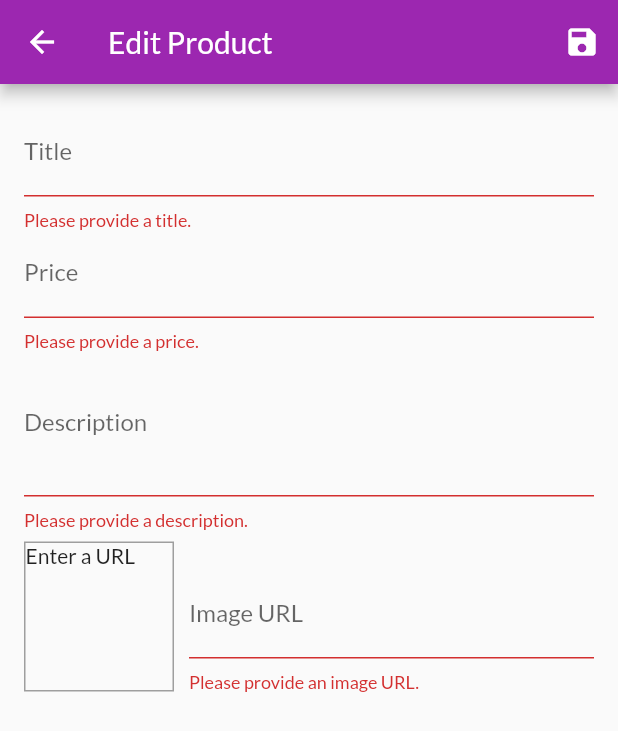
After one commit to tomcurran/cpd-flutter-complete-guide, a Flutter app: the EditProductScreen screen opened by its route, after a tap on the "save" icon, on a phone screen of 412 x 824 dp. The commit adds this screen. Shown: the top 731 px of the screen. Run offline on Flutter 3.47's test engine with Material 2 defaults, Android fonts, the phone set to English and light mode, and no system bars; network calls fail.

Commit message:
section 9

```diff
--- a/shop_app/lib/main.dart
+++ b/shop_app/lib/main.dart
@@ -3,10 +3,12 @@ import 'package:provider/provider.dart';
 import 'package:shop_app/providers/cart.dart';
 import 'package:shop_app/providers/orders.dart';
 import 'package:shop_app/screens/cart_screen.dart';
+import 'package:shop_app/screens/edit_product_screen.dart';
 import 'package:shop_app/screens/orders_screen.dart';
 import 'package:shop_app/screens/product_detail_screen.dart';
 import 'package:shop_app/screens/products_overview_screen.dart';
 import 'package:shop_app/providers/products.dart';
+import 'package:shop_app/screens/user_products_screen.dart';
 
 void main() => runApp(MyApp());
 
@@ -37,6 +39,8 @@ class MyApp extends StatelessWidget {
           ProductDetailScreen.routeName: (ctx) => ProductDetailScreen(),
           CartScreen.routeName: (ctx) => CartScreen(),
           OrdersScreen.routeName: (ctx) => OrdersScreen(),
+          UserProductsScreen.routeName: (ctx) => UserProductsScreen(),
+          EditProductScreen.routeName: (ctx) => EditProductScreen(),
         },
       ),
     );
--- a/shop_app/lib/providers/products.dart
+++ b/shop_app/lib/providers/products.dart
@@ -49,7 +49,26 @@ class Products with ChangeNotifier {
     return _items.firstWhere((product) => product.id == id);
   }
 
-  void addProduct() {
+  void addProduct(Product product) {
+    final newProduct = Product(
+      title: product.title,
+      description: product.description,
+      price: product.price,
+      imageUrl: product.imageUrl,
+      id: DateTime.now().toString(),
+    );
+    _items.add(newProduct);
+    notifyListeners();
+  }
+
+  void updateProduct(Product product) {
+    final prodIndex = _items.indexWhere((prod) => prod.id == product.id);
+    _items[prodIndex] = product;
+    notifyListeners();
+  }
+
+  void deleteProduct(String productId) {
+    _items.removeWhere((product) => product.id == productId);
     notifyListeners();
   }
 }
--- /dev/null
+++ b/shop_app/lib/screens/edit_product_screen.dart
@@ -0,0 +1,285 @@
+import 'package:flutter/material.dart';
+import 'package:provider/provider.dart';
+import 'package:shop_app/providers/product.dart';
+import 'package:shop_app/providers/products.dart';
+
+class EditProductScreen extends StatefulWidget {
+  static const String routeName = '/edit-product';
+
+  EditProductScreen({Key key}) : super(key: key);
+
+  @override
+  _EditProductScreenState createState() => _EditProductScreenState();
+}
+
+class _EditProductScreenState extends State<EditProductScreen> {
+  final _priceFocusNode = FocusNode();
+  final _descriptionFocusNode = FocusNode();
+  final _imageUrlFocusNode = FocusNode();
+  final _imageUrlController = TextEditingController();
+  final _form = GlobalKey<FormState>();
+  var _isInit = true;
+  var _initValues = {
+    'title': '',
+    'description': '',
+    'price': '',
+    'imageUrl': '',
+  };
+
+  var _editedProduct = Product(
+      id: null,
+      title: '',
+      price: 0,
+      description: '',
+      imageUrl: '',
+      isFavourite: false);
+
+  @override
+  void initState() {
+    _imageUrlFocusNode.addListener(_updateImageUrl);
+    super.initState();
+  }
+
+  @override
+  void didChangeDependencies() {
+    if (_isInit) {
+      _isInit = false;
+      final productId = ModalRoute.of(context).settings.arguments as String;
+      if (productId != null) {
+        _editedProduct =
+            Provider.of<Products>(context, listen: false).findById(productId);
+        _initValues = {
+          'title': _editedProduct.title,
+          'description': _editedProduct.description,
+          'price': _editedProduct.price.toString(),
+        };
+        _imageUrlController.text = _editedProduct.imageUrl;
+      }
+    }
+
+    super.didChangeDependencies();
+  }
+
+  void _updateImageUrl() {
+    if (!_imageUrlFocusNode.hasFocus) {
+      var value = _imageUrlController.text;
+      if ((!(value.startsWith('http') || value.startsWith('https'))) ||
+          (!(value.endsWith('.png') ||
+              value.endsWith('.jpg') ||
+              value.endsWith('.jpeg')))) {
+        return;
+      }
+
+      setState(() {});
+    }
+  }
+
+  void _saveForm() {
+    if (!_form.currentState.validate()) {
+      return;
+    }
+    _form.currentState.save();
+    final productsData = Provider.of<Products>(context, listen: false);
+    if (_editedProduct.id != null) {
+      productsData.updateProduct(_editedProduct);
+    } else {
+      productsData.addProduct(_editedProduct);
+    }
+    Navigator.of(context).pop();
+  }
+
+  @override
+  void dispose() {
+    _priceFocusNode.dispose();
+    _descriptionFocusNode.dispose();
+    _imageUrlFocusNode.removeListener(_updateImageUrl);
+    _imageUrlFocusNode.dispose();
+    _imageUrlController.dispose();
+    super.dispose();
+  }
+
+  @override
+  Widget build(BuildContext context) {
+    return Scaffold(
+      appBar: AppBar(
+        title: Text('Edit Product'),
+        actions: [
+          IconButton(
+            icon: Icon(Icons.save),
+            onPressed: _saveForm,
+          ),
+        ],
+      ),
+      body: Form(
+        key: _form,
+        child: SingleChildScrollView(
+          child: Padding(
+            padding: const EdgeInsets.all(16),
+            child: Column(
+              children: [
+                TextFormField(
+                  initialValue: _initValues['title'],
+                  decoration: InputDecoration(labelText: 'Title'),
+                  textInputAction: TextInputAction.next,
+                  onFieldSubmitted: (_) {
+                    FocusScope.of(context).requestFocus(_priceFocusNode);
+                  },
+                  validator: (value) {
+                    if (value.isEmpty) {
+                      return 'Please provide a title.';
+                    }
+
+                    return null;
+                  },
+                  onSaved: (value) {
+                    _editedProduct = Product(
+                      id: _editedProduct.id,
+                      title: value,
+                      description: _editedProduct.description,
+                      price: _editedProduct.price,
+                      imageUrl: _editedProduct.imageUrl,
+                      isFavourite: _editedProduct.isFavourite,
+                    );
+                  },
+                ),
+                TextFormField(
+                  initialValue: _initValues['price'],
+                  decoration: InputDecoration(labelText: 'Price'),
+                  textInputAction: TextInputAction.next,
+                  keyboardType: TextInputType.numberWithOptions(decimal: true),
+                  focusNode: _priceFocusNode,
+                  validator: (value) {
+                    if (value.isEmpty) {
+                      return 'Please provide a price.';
+                    }
+
+                    if (double.tryParse(value) == null) {
+                      return 'Please provide a price as a valid number.';
+                    }
+
+                    if (double.parse(value) <= 0) {
+                      return 'Please provide a price greater than zero.';
+                    }
+
+                    return null;
+                  },
+                  onFieldSubmitted: (_) {
+                    FocusScope.of(context).requestFocus(_descriptionFocusNode);
+                  },
+                  onSaved: (value) {
+                    _editedProduct = Product(
+                      id: _editedProduct.id,
+                      title: _editedProduct.title,
+                      description: _editedProduct.description,
+                      price: double.parse(value),
+                      imageUrl: _editedProduct.imageUrl,
+                      isFavourite: _editedProduct.isFavourite,
+                    );
+                  },
+                ),
+                TextFormField(
+                  initialValue: _initValues['description'],
+                  decoration: InputDecoration(labelText: 'Description'),
+                  maxLines: 3,
+                  keyboardType: TextInputType.multiline,
+                  focusNode: _descriptionFocusNode,
+                  validator: (value) {
+                    if (value.isEmpty) {
+                      return 'Please provide a description.';
+                    }
+
+                    if (value.length < 10) {
+                      return 'Please provide a description with at least ten characters.';
+                    }
+
+                    return null;
+                  },
+                  onSaved: (value) {
+                    _editedProduct = Product(
+                      id: _editedProduct.id,
+                      title: _editedProduct.title,
+                      description: value,
+                      price: _editedProduct.price,
+                      imageUrl: _editedProduct.imageUrl,
+                      isFavourite: _editedProduct.isFavourite,
+                    );
+                  },
+                ),
+                Row(
+                  crossAxisAlignment: CrossAxisAlignment.end,
+                  children: [
+                    Container(
+                      width: 100,
+                      height: 100,
+                      margin: EdgeInsets.only(
+                        top: 8,
+                        right: 10,
+                      ),
+                      decoration: BoxDecoration(
+                        border: Border.all(
+                          width: 1,
+                          color: Colors.grey,
+                        ),
+                      ),
+                      child: _imageUrlController.text.isEmpty
+                          ? Text('Enter a URL')
+                          : FittedBox(
+                              child: Image.network(
+                                _imageUrlController.text,
+                                fit: BoxFit.cover,
+                              ),
+                            ),
+                    ),
+                    Expanded(
+                      child: TextFormField(
+                        decoration: InputDecoration(labelText: 'Image URL'),
+                        keyboardType: TextInputType.url,
+                        textInputAction: TextInputAction.done,
+                        focusNode: _imageUrlFocusNode,
+                        controller: _imageUrlController,
+                        validator: (value) {
+                          if (value.isEmpty) {
+                            return 'Please provide an image URL.';
+                          }
+
+                          if (!(value.startsWith('http') ||
+                              value.startsWith('https'))) {
+                            return 'Please provide an image URL starting with \'http\' or \'https\'.';
+                          }
+
+                          if (!(value.endsWith('.png') ||
+                              value.endsWith('.jpg') ||
+                              value.endsWith('.jpeg'))) {
+                            return 'Please provide an image URL ending with \'.png\' or \'jpg\' or \'jpeg\'.';
+                          }
+
+                          return null;
+                        },
+                        onFieldSubmitted: (_) {
+                          _saveForm();
+                        },
+                        onEditingComplete: () {
+                          setState(() {});
+                        },
+                        onSaved: (value) {
+                          _editedProduct = Product(
+                            id: _editedProduct.id,
+                            title: _editedProduct.title,
+                            description: _editedProduct.description,
+                            price: _editedProduct.price,
+                            imageUrl: value,
+                            isFavourite: _editedProduct.isFavourite,
+                          );
+                        },
+                      ),
+                    ),
+                  ],
+                ),
+              ],
+            ),
+          ),
+        ),
+      ),
+    );
+  }
+}
--- a/shop_app/lib/widgets/app_drawer.dart
+++ b/shop_app/lib/widgets/app_drawer.dart
@@ -1,6 +1,7 @@
 import 'package:flutter/material.dart';
 import 'package:shop_app/screens/orders_screen.dart';
 import 'package:shop_app/screens/products_overview_screen.dart';
+import 'package:shop_app/screens/user_products_screen.dart';
 
 class AppDrawer extends StatelessWidget {
   const AppDrawer({Key key}) : super(key: key);
@@ -32,6 +33,15 @@ class AppDrawer extends StatelessWidget {
                   .pushReplacementNamed(OrdersScreen.routeName);
             },
           ),
+          Divider(),
+          ListTile(
+            leading: Icon(Icons.edit),
+            title: Text('Manage Products'),
+            onTap: () {
+              Navigator.of(context)
+                  .pushReplacementNamed(UserProductsScreen.routeName);
+            },
+          ),
         ],
       ),
     );
```
Also changed, not shown: shop_app/lib/providers/cart.dart (+21 -0 lines), shop_app/lib/screens/user_products_screen.dart (added, +50 -0 lines), shop_app/lib/widgets/cart_item.dart (+19 -0 lines), shop_app/lib/widgets/product_item.dart (+14 -0 lines), shop_app/lib/widgets/user_product_item.dart (added, +51 -0 lines).
